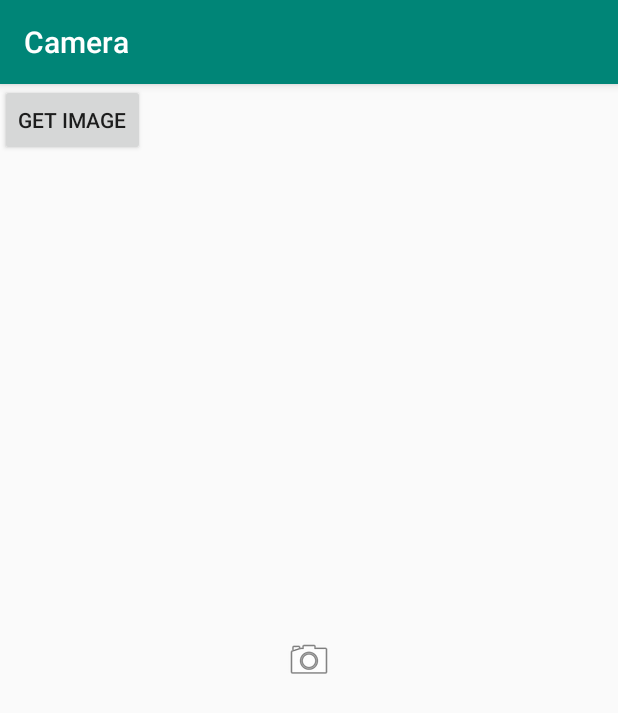
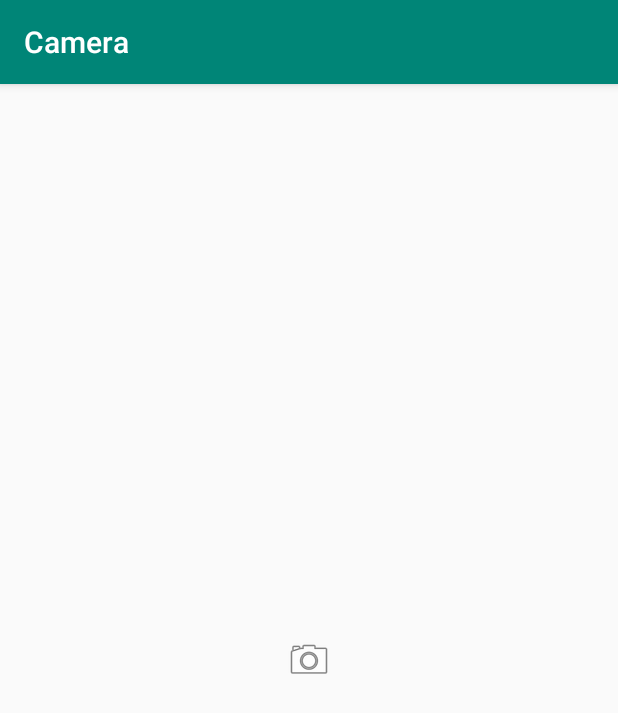
Before and after one commit to yanoatusi/Camera, an Android app: the screen it shows after launch (MainActivity), on a phone screen of 412 x 824 dp. Shown: the top 713 px of the screen. Run offline under Robolectric (Android 15) with nearby library versions, the phone set to English and light mode, and no system bars.

Commit message:
カメラ10

```diff
--- a/app/src/main/res/layout/activity_main.xml
+++ b/app/src/main/res/layout/activity_main.xml
@@ -14,10 +14,4 @@
         android:onClick="onCameraImageClick"
         android:scaleType="center"
         app:srcCompat="@android:drawable/ic_menu_camera"/>
-    <Button
-        android:id="@+id/button2"
-        android:text="get image"
-        android:layout_margin="10dp"
-        android:layout_width="wrap_content"
-        android:layout_height="wrap_content" />
 </androidx.constraintlayout.widget.ConstraintLayout>
```
Also changed, not shown: app/src/main/java/com/websarva/wings/android/camera/MainActivity.java (+7 -3 lines).
